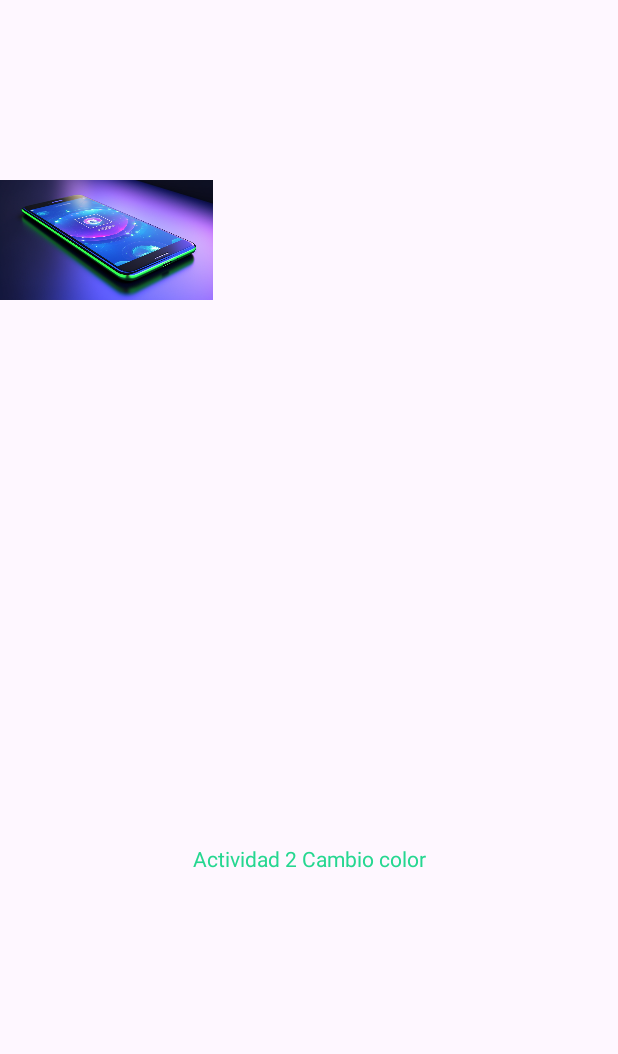
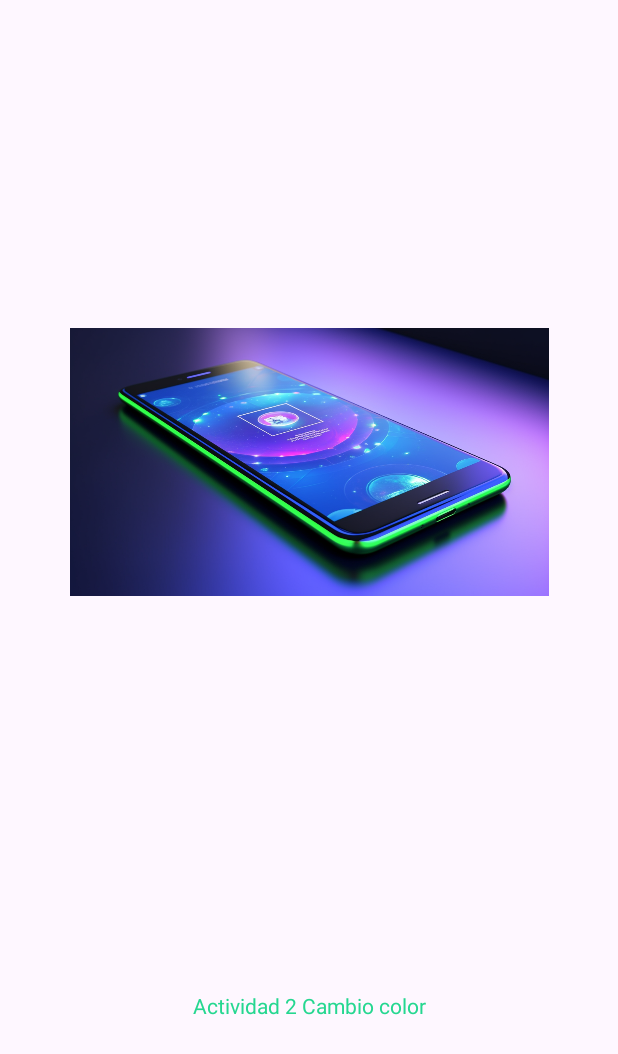
Before and after one commit to aromlob/Actividad_Android, an Android app: the screen it shows after launch (MainActivity), on a phone screen of 412 x 824 dp. Shown: the top 1054 px of the screen. Run offline under Robolectric (Android 15) with nearby library versions, the phone set to English and light mode, and no system bars.

```diff
--- a/app/src/main/java/com/example/actvidadesandroid/MainActivity.kt
+++ b/app/src/main/java/com/example/actvidadesandroid/MainActivity.kt
@@ -1,12 +1,15 @@
 package com.example.actvidadesandroid
 
 import android.os.Bundle
+import android.util.Log
 import android.widget.ImageView
 import android.widget.TextView
 import androidx.activity.enableEdgeToEdge
 import androidx.appcompat.app.AppCompatActivity
 import androidx.core.view.ViewCompat
 import androidx.core.view.WindowInsetsCompat
+//Actvidad 5: Ciclo de Vida
+private const val TAG = "MainActivity"
 
 class MainActivity : AppCompatActivity() {
     override fun onCreate(savedInstanceState: Bundle?) {
@@ -19,4 +22,28 @@ class MainActivity : AppCompatActivity() {
         textView.setText("Actividad 2 Cambio color")
 
     }
+    override fun onStart() {
+        super.onStart()
+        Log.d(TAG, "Se llama después de onCreate. Santi, muestro la pantalla. El usuario aún no puede interaccionar")
+    }
+    override fun onResume() {
+        super.onResume()
+        Log.d(TAG, "El usuario ya puede interaccionar con la pantalla")
+    }
+    override fun onPause() {
+        super.onPause()
+        Log.d(TAG, "Pierdo el foco de la pantalla. Boton home")
+    }
+    override fun onRestart() {
+        super.onRestart()
+        Log.d(TAG, "Vuelvo a estar visible para santi.")
+    }
+    override fun onStop() {
+        super.onStop()
+        Log.d(TAG, "Dejo de estar visible para el usuario. Otra App, S.O.")
+    }
+    override fun onDestroy() {
+        super.onDestroy()
+        Log.d(TAG, "La actividad muere.")
+    }
 }
--- a/app/src/main/res/layout/activity_main.xml
+++ b/app/src/main/res/layout/activity_main.xml
@@ -19,10 +19,12 @@
 
     <ImageView
         android:id="@+id/iv_imagen"
-        android:layout_width="142dp"
-        android:layout_height="320dp"
+        android:layout_width="319dp"
+        android:layout_height="416dp"
+        android:layout_marginTop="100dp"
         android:src="@drawable/imagen"
-        tools:layout_editor_absoluteX="53dp"
-        tools:layout_editor_absoluteY="16dp"
+        app:layout_constraintEnd_toEndOf="parent"
+        app:layout_constraintStart_toStartOf="parent"
+        app:layout_constraintTop_toTopOf="parent"
         tools:ignore="MissingConstraints" />
 </androidx.constraintlayout.widget.ConstraintLayout>
```
